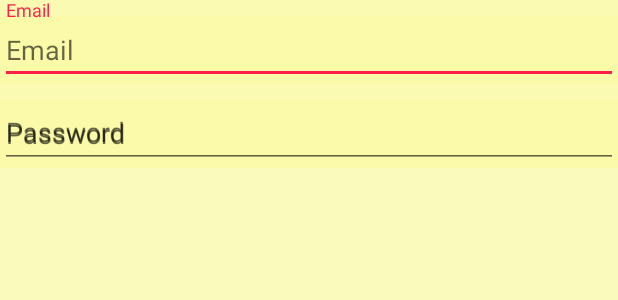
After one commit to zeienko-vitalii/delicious-app, an Android app: the layout sign_up.xml on its own in the app's theme, with its tools: preview values and no code run, on a phone screen of 412 x 824 dp. The commit adds this screen. Shown: the top 300 px of the screen. Run offline under Robolectric (Android 15) with nearby library versions, the phone set to English and light mode, and no system bars.

Commit message:
Update global style and some strings.

```diff
--- a/app/build.gradle
+++ b/app/build.gradle
@@ -25,8 +25,11 @@ android {
 dependencies {
     implementation fileTree(dir: 'libs', include: ['*.jar'])
     implementation"org.jetbrains.kotlin:kotlin-stdlib-jdk7:$kotlin_version"
+
     implementation 'androidx.appcompat:appcompat:1.1.0-alpha01'
+    implementation 'com.google.android.material:material:1.1.0-alpha02'
     implementation 'androidx.constraintlayout:constraintlayout:2.0.0-alpha3'
+
     testImplementation 'junit:junit:4.12'
     androidTestImplementation 'androidx.test:runner:1.1.1'
     androidTestImplementation 'androidx.test.espresso:espresso-core:3.1.1'
--- /dev/null
+++ b/app/src/main/res/layout/sign_in.xml
@@ -0,0 +1,7 @@
+<?xml version="1.0" encoding="utf-8"?>
+<LinearLayout xmlns:android="http://schemas.android.com/apk/res/android"
+              android:orientation="vertical"
+              android:layout_width="match_parent"
+              android:layout_height="match_parent">
+
+</LinearLayout>
--- /dev/null
+++ b/app/src/main/res/layout/sign_up.xml
@@ -0,0 +1,34 @@
+<?xml version="1.0" encoding="utf-8"?>
+<LinearLayout xmlns:android="http://schemas.android.com/apk/res/android"
+              xmlns:app="http://schemas.android.com/apk/res-auto"
+              android:orientation="vertical"
+              android:layout_width="match_parent"
+              android:layout_height="match_parent">
+
+    <com.google.android.material.textfield.TextInputLayout
+            android:layout_width="match_parent"
+            android:layout_height="wrap_content"
+            app:hintEnabled="true"
+            app:hintAnimationEnabled="true"
+            android:hint="@string/email">
+
+        <com.google.android.material.textfield.TextInputEditText
+                android:layout_width="match_parent"
+                android:layout_height="wrap_content"
+                android:hint="@string/email"/>
+    </com.google.android.material.textfield.TextInputLayout>
+
+    <com.google.android.material.textfield.TextInputLayout
+            android:layout_width="match_parent"
+            android:layout_height="wrap_content"
+            app:hintEnabled="true"
+            app:hintAnimationEnabled="true"
+            android:hint="@string/password">
+
+        <com.google.android.material.textfield.TextInputEditText
+                android:layout_width="match_parent"
+                android:layout_height="wrap_content"
+                android:hint="@string/password"/>
+    </com.google.android.material.textfield.TextInputLayout>
+
+</LinearLayout>
--- a/app/src/main/res/values/colors.xml
+++ b/app/src/main/res/values/colors.xml
@@ -1,6 +1,7 @@
 <?xml version="1.0" encoding="utf-8"?>
 <resources>
-    <color name="colorPrimary">#008577</color>
-    <color name="colorPrimaryDark">#00574B</color>
-    <color name="colorAccent">#D81B60</color>
+    <color name="colorPrimary">#008559</color>
+    <color name="colorPrimaryDark">#005723</color>
+    <color name="colorAccent">#ff214a</color>
+    <color name="colorBackground">#0efff700</color>
 </resources>
--- a/app/src/main/res/values/strings.xml
+++ b/app/src/main/res/values/strings.xml
@@ -1,3 +1,5 @@
 <resources>
     <string name="app_name">DeliciousApp</string>
+    <string name="email">Email</string>
+    <string name="password">Password</string>
 </resources>
--- a/app/src/main/res/values/styles.xml
+++ b/app/src/main/res/values/styles.xml
@@ -1,11 +1,12 @@
 <resources>
 
     <!-- Base application theme. -->
-    <style name="AppTheme" parent="Theme.AppCompat.Light.DarkActionBar">
+    <style name="AppTheme" parent="Theme.AppCompat.Light.NoActionBar">
         <!-- Customize your theme here. -->
         <item name="colorPrimary">@color/colorPrimary</item>
-        <item name="colorPrimaryDark">@color/colorPrimaryDark</item>
+        <item name="colorPrimaryDark">@color/colorPrimary</item>
         <item name="colorAccent">@color/colorAccent</item>
+        <item name="android:background">@color/colorBackground</item>
     </style>
 
 </resources>
```
